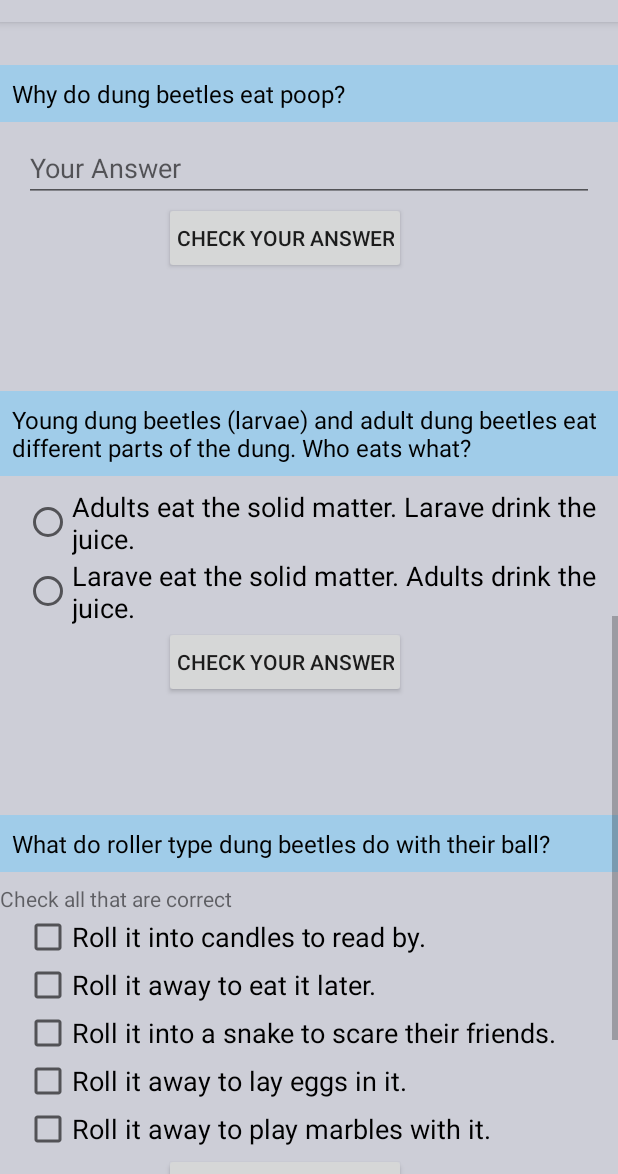
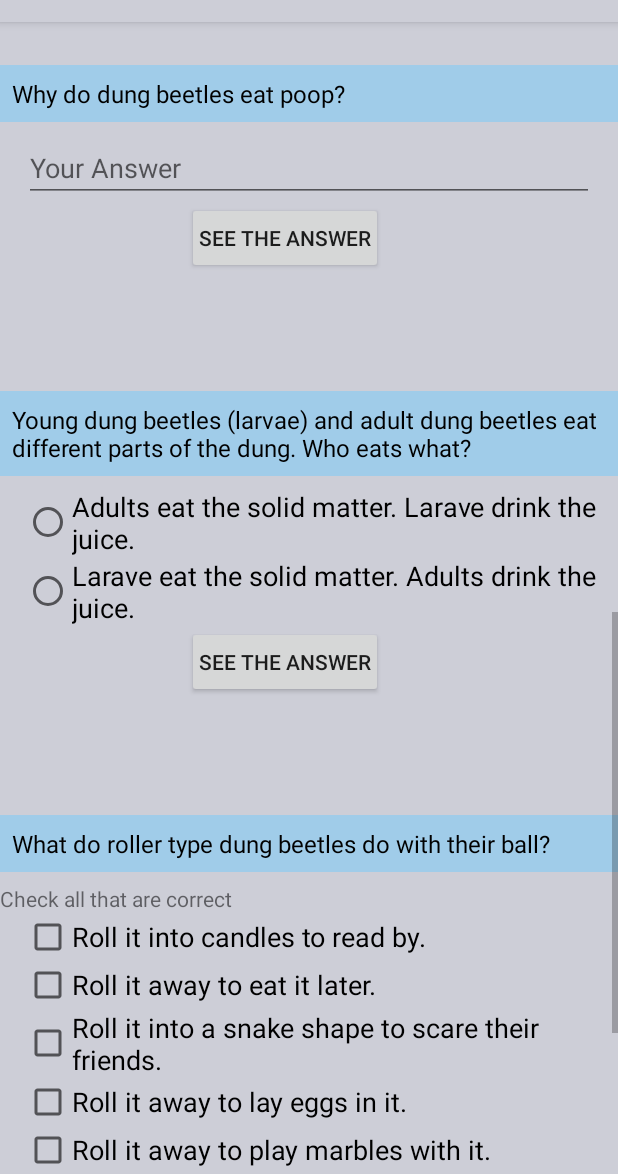
Before and after one commit to ethomas12/DungBeetleQuiz, an Android app: the screen it shows after launch (MainActivity), scrolled down 1074 dp, on a phone screen of 412 x 824 dp, the part 62-1236 px from its top. Run offline under Robolectric (Android 15) with nearby library versions, the phone set to English and light mode, and no system bars.

```diff
--- a/app/src/main/res/layout/activity_main.xml
+++ b/app/src/main/res/layout/activity_main.xml
@@ -246,7 +246,7 @@
                 <Button
                     android:id="@+id/check_5_button"
                     style="@style/checkButtons"
-                    android:onClick="checkBtn5a"
+                    android:onClick="checkBtn5"
                     />
 
                 <TextView
--- a/app/src/main/res/values/strings.xml
+++ b/app/src/main/res/values/strings.xml
@@ -21,7 +21,6 @@
     <string name="quiz_3">True or False: Dung Beetles only eat dung from herbivores? </string>
 
     <string name="true_choice">True</string>
-
     <string name="false_choice">False</string>
 
 
@@ -39,7 +38,7 @@
 
     <string name="quiz_6_a">Roll it into candles to read by.</string>
     <string name="quiz_6_b">Roll it away to eat it later.</string>
-    <string name="quiz_6_c">Roll it into a snake to scare their friends.</string>
+    <string name="quiz_6_c">Roll it into a snake shape to scare their friends.</string>
     <string name="quiz_6_d">Roll it away to lay eggs in it.</string>
     <string name="quiz_6_e">Roll it away to play marbles with it.</string>
 
@@ -70,7 +69,8 @@
 
     <!--Score area-->
     <string name="btn_text_1">Score</string>
-    <string name="btn_text_check">Check Your Answer</string>
+
+    <string name="btn_text_check">See the answer</string>
 
 
     <!--<string name="final_score_message">You got <xliff:g id="finalScore" example="8">%s</xliff:g> out of <xliff:g id="startScore" example="8">%s</xliff:g> correct.</string>-->
```
Also changed, not shown: app/src/main/java/com/example/android/dungbeetlequiz/MainActivity.java (+64 -86 lines).
